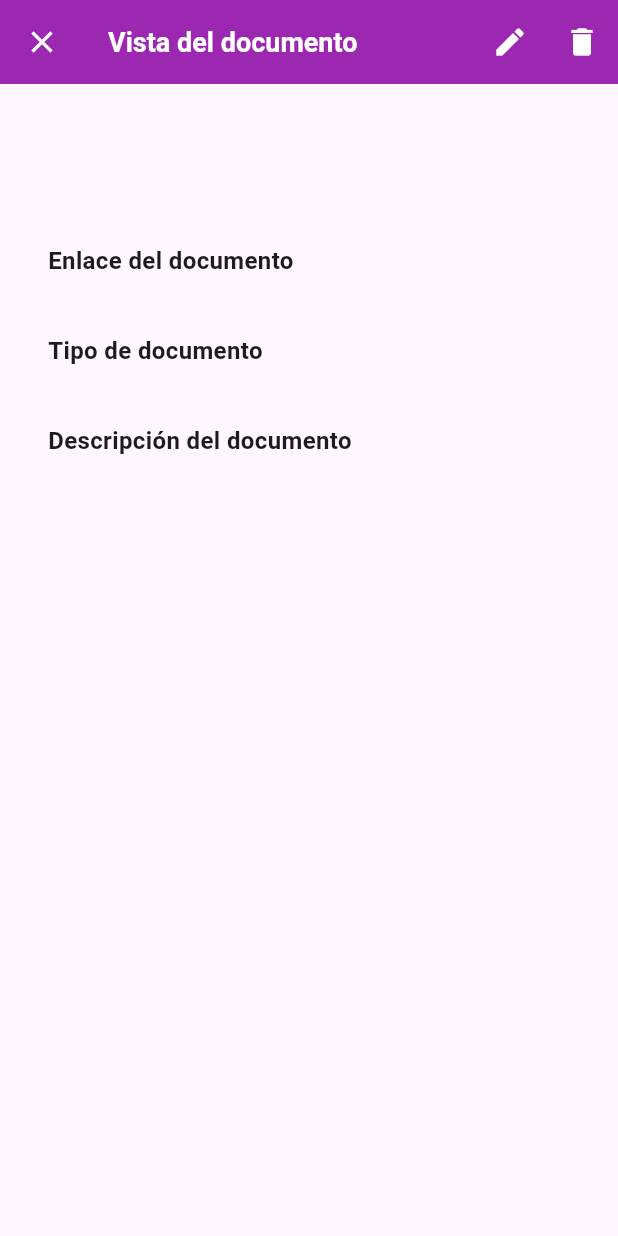
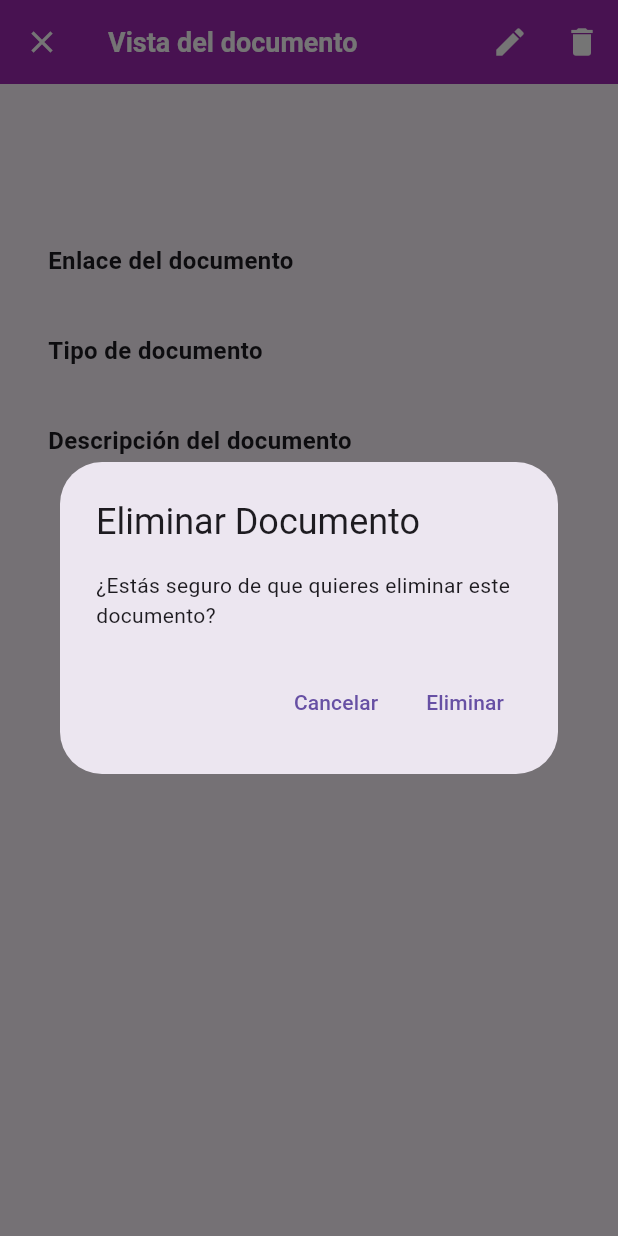
Before and after one commit to TheCarlitosYT/inforas, a Flutter app: the DocumentViewingPage screen opened directly with empty values, after a tap on the "delete" icon, on a phone screen of 412 x 824 dp. Run offline on Flutter 3.47's test engine with Material 3 defaults, Android fonts, the phone set to English and light mode, and no system bars; our stand-ins replace flutter_secure_storage, form_field_validator, get, syncfusion_flutter_calendar, table_calendar; accounts and stored records are empty.

Commit message:
Funciona el crud completo de Documentos

```diff
--- a/lib/screens/document_edit_page.dart
+++ b/lib/screens/document_edit_page.dart
@@ -24,7 +24,7 @@ class DocumentEditingPage extends StatefulWidget {
 }
 
 class _DocumentEditingPageState extends State<DocumentEditingPage> {
-    DocumentoService documentoService = new DocumentoService();
+  DocumentoService documentoService = new DocumentoService();
 
   final _formKey = GlobalKey<FormState>();
   final titleController = TextEditingController();
--- a/lib/screens/document_viewing_page.dart
+++ b/lib/screens/document_viewing_page.dart
@@ -2,6 +2,7 @@ import 'package:flutter/material.dart';
 import 'package:inforas/models/documento.dart';
 import 'package:inforas/providers/documentos_provider.dart';
 import 'package:inforas/screens/document_edit_page.dart';
+import 'package:inforas/services/documento_service.dart';
 import 'package:provider/provider.dart';
 
 class DocumentViewingPage extends StatelessWidget {
@@ -9,8 +10,10 @@ class DocumentViewingPage extends StatelessWidget {
 
   const DocumentViewingPage({Key? key, required this.documento}) : super(key: key);
 
+
   @override
   Widget build(BuildContext context) {
+    DocumentoService documentoService = new DocumentoService();
     return Scaffold(
       appBar: AppBar(
         leading: CloseButton(),
@@ -18,7 +21,7 @@ class DocumentViewingPage extends StatelessWidget {
           color:
               const Color.fromARGB(255, 255, 255, 255), //change your color here
         ),
-        actions: buildViewingActions(context, documento),
+        actions: buildViewingActions(context, documento, documentoService),
         title: const Text("Vista del documento"),
         titleTextStyle: TextStyle(
           fontSize: 18,
@@ -42,7 +45,7 @@ class DocumentViewingPage extends StatelessWidget {
   }
 
 
-  List<Widget> buildViewingActions(BuildContext context, Documento documento) {
+  List<Widget> buildViewingActions(BuildContext context, Documento documento, DocumentoService documentoService) {
     return [
       IconButton(
         icon: Icon(Icons.edit),
@@ -53,12 +56,40 @@ class DocumentViewingPage extends StatelessWidget {
         ),
       ),
       IconButton(
-        icon: Icon(Icons.delete),
-        onPressed: () {
-          final provider = Provider.of<DocumentsProvider>(context, listen: false);
-          provider.deleteDocumento(documento);
-        },
-      ),
+              icon: Icon(Icons.delete),
+              onPressed: () {
+                // Mostrar un cuadro de diálogo de confirmación
+                showDialog(
+                  context: context,
+                  builder: (BuildContext context) {
+                    return AlertDialog(
+                      title: Text('Eliminar Documento'),
+                      content: Text(
+                          '¿Estás seguro de que quieres eliminar este documento?'),
+                      actions: [
+                        TextButton(
+                          onPressed: () {
+                            Navigator.of(context).pop(); // Cerrar el cuadro de diálogo
+                          },
+                          child: Text('Cancelar'),
+                        ),
+                        TextButton(
+                          onPressed: () {
+                            // Eliminar el producto
+                            // Provider.of<ProductsService>(context, listen: false)
+                            //     .deleteProduct(product);
+                            _eliminarDocumento(documento, documentoService);
+                            Navigator.of(context).pop(); // Cerrar el cuadro de diálogo
+                            Navigator.of(context).pop();
+                          },
+                          child: Text('Eliminar'),
+                        ),
+                      ],
+                    );
+                  },
+                );
+              },
+            ),
     ];
   }
 
@@ -111,4 +142,9 @@ class DocumentViewingPage extends StatelessWidget {
       ],
     );
   }
+
+  void _eliminarDocumento(Documento documento, DocumentoService documentoService) {
+    documentoService.deleteDocumento(documento.idDocumento!);
+    print('Eliminar favorito ${documento.idDocumento}');
+  }
 }
```
